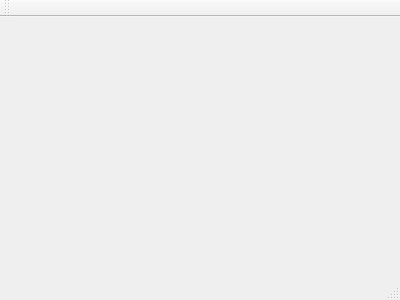
Before: the Qt Designer form src/mainwindow.ui in leo-gerv/game-of-life, drawn with Qt 5.
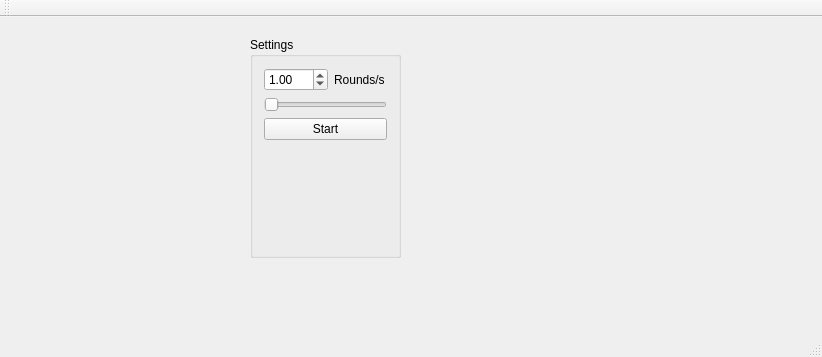
After: the same form once the commit is applied.

Diff of the .ui file:
```diff
--- a/src/mainwindow.ui
+++ b/src/mainwindow.ui
@@ -6,14 +6,89 @@
    <rect>
     <x>0</x>
     <y>0</y>
-    <width>400</width>
-    <height>300</height>
+    <width>822</width>
+    <height>357</height>
    </rect>
   </property>
   <property name="windowTitle">
    <string>MainWindow</string>
   </property>
-  <widget class="QWidget" name="centralWidget"/>
+  <widget class="QWidget" name="centralWidget">
+   <widget class="QGroupBox" name="groupBox">
+    <property name="geometry">
+     <rect>
+      <x>250</x>
+      <y>20</y>
+      <width>151</width>
+      <height>221</height>
+     </rect>
+    </property>
+    <property name="sizePolicy">
+     <sizepolicy hsizetype="Minimum" vsizetype="Preferred">
+      <horstretch>0</horstretch>
+      <verstretch>0</verstretch>
+     </sizepolicy>
+    </property>
+    <property name="title">
+     <string>Settings</string>
+    </property>
+    <layout class="QGridLayout" name="gridLayout">
+     <item row="0" column="1">
+      <widget class="QLabel" name="label">
+       <property name="text">
+        <string>Rounds/s</string>
+       </property>
+      </widget>
+     </item>
+     <item row="1" column="0" colspan="2">
+      <widget class="QSlider" name="horizontalSlider">
+       <property name="minimum">
+        <number>1</number>
+       </property>
+       <property name="maximum">
+        <number>1000</number>
+       </property>
+       <property name="orientation">
+        <enum>Qt::Horizontal</enum>
+       </property>
+      </widget>
+     </item>
+     <item row="0" column="0">
+      <widget class="QDoubleSpinBox" name="doubleSpinBox">
+       <property name="minimum">
+        <double>0.010000000000000</double>
+       </property>
+       <property name="maximum">
+        <double>240.000000000000000</double>
+       </property>
+       <property name="value">
+        <double>1.000000000000000</double>
+       </property>
+      </widget>
+     </item>
+     <item row="3" column="0" colspan="2">
+      <spacer name="verticalSpacer">
+       <property name="orientation">
+        <enum>Qt::Vertical</enum>
+       </property>
+       <property name="sizeHint" stdset="0">
+        <size>
+         <width>20</width>
+         <height>40</height>
+        </size>
+       </property>
+      </spacer>
+     </item>
+     <item row="2" column="0" colspan="2">
+      <widget class="QPushButton" name="startButton">
+       <property name="text">
+        <string>Start</string>
+       </property>
+      </widget>
+     </item>
+    </layout>
+   </widget>
+  </widget>
   <widget class="QMenuBar" name="menuBar">
    <property name="geometry">
     <rect>
```
Left out of the diff: 4 changed lines with no effect on the pictures.
